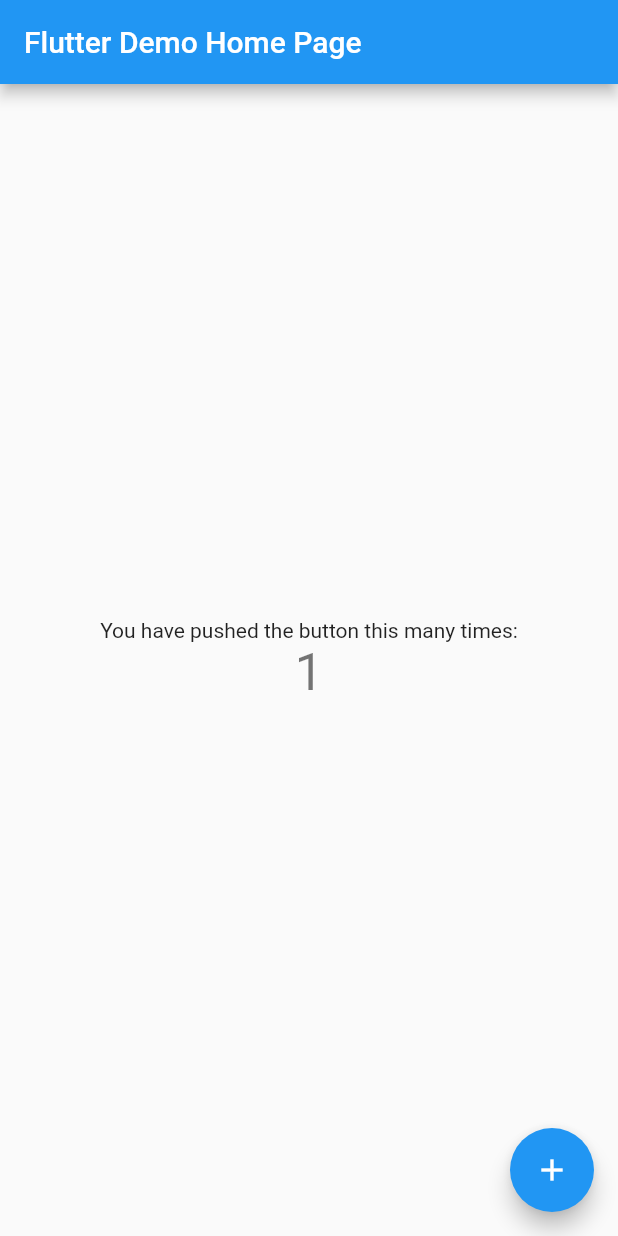
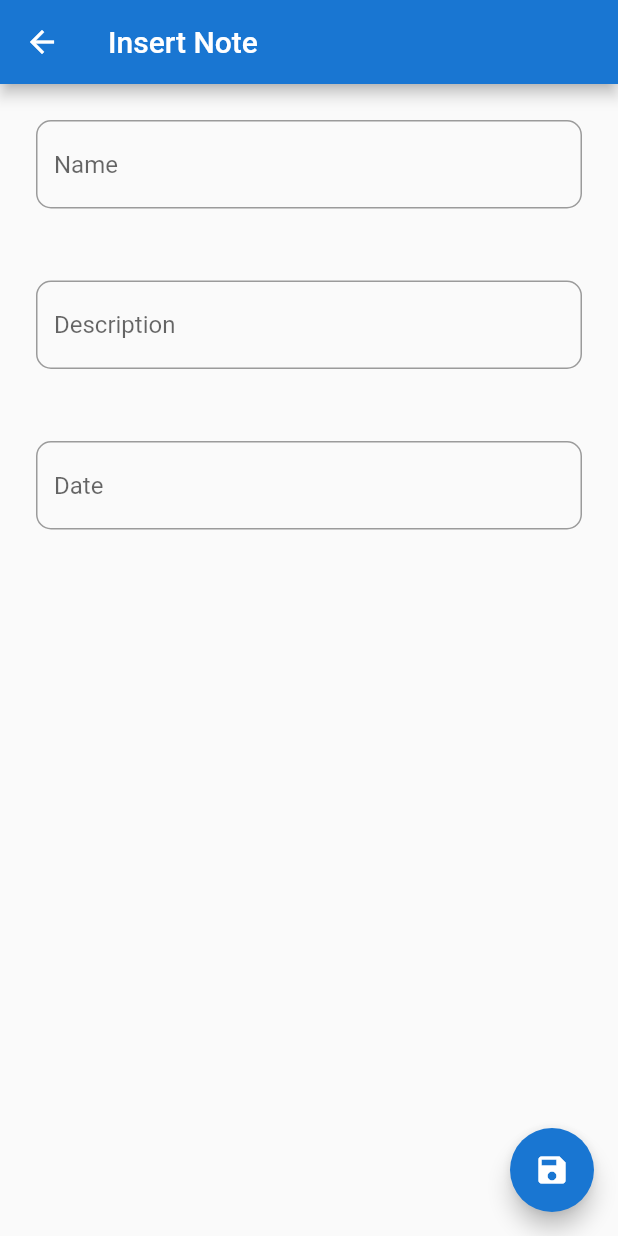
Before and after one commit to gmendozah/sqflite_crud, a Flutter app: the screen it shows after launch, after a tap on the "add" icon, on a phone screen of 412 x 824 dp. Run offline on Flutter 3.47's test engine with Material 2 defaults, Android fonts, the phone set to English and light mode, and no system bars; our stand-ins replace sqflite; accounts and stored records are empty.

Commit message:
feat: implement notes & note screens
- add list of notes screen
- add add-note screen
- add listener when modifying the reorderable list
- implement sql helper functions

```diff
--- a/lib/main.dart
+++ b/lib/main.dart
@@ -1,4 +1,5 @@
 import 'package:flutter/material.dart';
+import 'package:sqflite_crud/screens/notes.dart';
 
 void main() {
   runApp(MyApp());
@@ -11,103 +12,10 @@ class MyApp extends StatelessWidget {
     return MaterialApp(
       title: 'Flutter Demo',
       theme: ThemeData(
-        // This is the theme of your application.
-        //
-        // Try running your application with "flutter run". You'll see the
-        // application has a blue toolbar. Then, without quitting the app, try
-        // changing the primarySwatch below to Colors.green and then invoke
-        // "hot reload" (press "r" in the console where you ran "flutter run",
-        // or simply save your changes to "hot reload" in a Flutter IDE).
-        // Notice that the counter didn't reset back to zero; the application
-        // is not restarted.
         primarySwatch: Colors.blue,
+        visualDensity: VisualDensity.adaptivePlatformDensity,
       ),
-      home: MyHomePage(title: 'Flutter Demo Home Page'),
+      home: NotesScreen(),
     );
   }
 }
-
-class MyHomePage extends StatefulWidget {
-  MyHomePage({Key? key, required this.title}) : super(key: key);
-
-  // This widget is the home page of your application. It is stateful, meaning
-  // that it has a State object (defined below) that contains fields that affect
-  // how it looks.
-
-  // This class is the configuration for the state. It holds the values (in this
-  // case the title) provided by the parent (in this case the App widget) and
-  // used by the build method of the State. Fields in a Widget subclass are
-  // always marked "final".
-
-  final String title;
-
-  @override
-  _MyHomePageState createState() => _MyHomePageState();
-}
-
-class _MyHomePageState extends State<MyHomePage> {
-  int _counter = 0;
-
-  void _incrementCounter() {
-    setState(() {
-      // This call to setState tells the Flutter framework that something has
-      // changed in this State, which causes it to rerun the build method below
-      // so that the display can reflect the updated values. If we changed
-      // _counter without calling setState(), then the build method would not be
-      // called again, and so nothing would appear to happen.
-      _counter++;
-    });
-  }
-
-  @override
-  Widget build(BuildContext context) {
-    // This method is rerun every time setState is called, for instance as done
-    // by the _incrementCounter method above.
-    //
-    // The Flutter framework has been optimized to make rerunning build methods
-    // fast, so that you can just rebuild anything that needs updating rather
-    // than having to individually change instances of widgets.
-    return Scaffold(
-      appBar: AppBar(
-        // Here we take the value from the MyHomePage object that was created by
-        // the App.build method, and use it to set our appbar title.
-        title: Text(widget.title),
-      ),
-      body: Center(
-        // Center is a layout widget. It takes a single child and positions it
-        // in the middle of the parent.
-        child: Column(
-          // Column is also a layout widget. It takes a list of children and
-          // arranges them vertically. By default, it sizes itself to fit its
-          // children horizontally, and tries to be as tall as its parent.
-          //
-          // Invoke "debug painting" (press "p" in the console, choose the
-          // "Toggle Debug Paint" action from the Flutter Inspector in Android
-          // Studio, or the "Toggle Debug Paint" command in Visual Studio Code)
-          // to see the wireframe for each widget.
-          //
-          // Column has various properties to control how it sizes itself and
-          // how it positions its children. Here we use mainAxisAlignment to
-          // center the children vertically; the main axis here is the vertical
-          // axis because Columns are vertical (the cross axis would be
-          // horizontal).
-          mainAxisAlignment: MainAxisAlignment.center,
-          children: <Widget>[
-            Text(
-              'You have pushed the button this many times:',
-            ),
-            Text(
-              '$_counter',
-              style: Theme.of(context).textTheme.headline4,
-            ),
-          ],
-        ),
-      ),
-      floatingActionButton: FloatingActionButton(
-        onPressed: _incrementCounter,
-        tooltip: 'Increment',
-        child: Icon(Icons.add),
-      ), // This trailing comma makes auto-formatting nicer for build methods.
-    );
-  }
-}
--- a/lib/models/note.dart
+++ b/lib/models/note.dart
@@ -1,25 +1,19 @@
 class Note {
-  int id;
+  int? id;
   String name;
   String date;
   String notes;
   int position;
 
-  Note({
-    required this.id,
-    required this.name,
-    required this.date,
-    required this.notes,
-    required this.position,
-  });
+  Note(
+    this.name,
+    this.date,
+    this.notes,
+    this.position,
+  );
 
   factory Note.fromMap(Map<String, dynamic> map) {
-    return Note(
-        id: map['id'],
-        name: map['name'],
-        date: map['date'],
-        notes: map['notes'],
-        position: map['position']);
+    return Note(map['name'], map['date'], map['notes'], map['position']);
   }
 
   Map<String, dynamic> toMap() {
--- /dev/null
+++ b/lib/screens/note.dart
@@ -0,0 +1,97 @@
+import 'package:flutter/material.dart';
+import '../models/note.dart';
+import './notes.dart';
+import '../data/sql_helper.dart';
+
+class NoteScreen extends StatefulWidget {
+  final Note note;
+  final bool isNew;
+
+  NoteScreen(this.note, this.isNew);
+
+  @override
+  _NoteScreenState createState() => _NoteScreenState();
+}
+
+class _NoteScreenState extends State<NoteScreen> {
+  int settingColor = 0xff1976D2;
+  double fontSize = 16;
+  late SqlHelper helper;
+  final TextEditingController txtName = TextEditingController();
+  final TextEditingController txtNotes = TextEditingController();
+  final TextEditingController txtDate = TextEditingController();
+
+  @override
+  void initState() {
+    helper = SqlHelper();
+    if (!widget.isNew) {
+      txtName.text = widget.note.name;
+      txtNotes.text = widget.note.notes;
+      txtDate.text = widget.note.date;
+    }
+
+    super.initState();
+  }
+
+  @override
+  Widget build(BuildContext context) {
+    return Scaffold(
+      appBar: AppBar(
+        title: widget.isNew ? Text('Insert Note') : Text('Edit Note'),
+        backgroundColor: Color(settingColor),
+      ),
+      body: SingleChildScrollView(
+        child: Column(
+          children: [
+            NoteText('Name', txtName, fontSize),
+            NoteText('Description', txtNotes, fontSize),
+            NoteText('Date', txtDate, fontSize),
+          ],
+        ),
+      ),
+      floatingActionButton: FloatingActionButton(
+          child: Icon(Icons.save),
+          backgroundColor: Color(settingColor),
+          onPressed: () {
+            //save Note
+            widget.note.name = txtName.text;
+            widget.note.notes = txtNotes.text;
+            widget.note.date = txtDate.text;
+            widget.note.position = 0;
+            if (widget.isNew) {
+              helper.insertNote(widget.note);
+            } else {
+              helper.updateNote(widget.note);
+            }
+
+            Navigator.pushReplacement(context,
+                MaterialPageRoute(builder: (context) => NotesScreen()));
+          }),
+    );
+  }
+}
+
+class NoteText extends StatelessWidget {
+  final String description;
+  final TextEditingController controller;
+  final double textSize;
+
+  NoteText(this.description, this.controller, this.textSize);
+
+  @override
+  Widget build(BuildContext context) {
+    return Padding(
+      padding: const EdgeInsets.all(24.0),
+      child: TextField(
+        controller: controller,
+        style: TextStyle(
+          fontSize: textSize,
+        ),
+        decoration: InputDecoration(
+            border: OutlineInputBorder(
+                borderRadius: BorderRadius.all(Radius.circular(10))),
+            hintText: description),
+      ),
+    );
+  }
+}
--- /dev/null
+++ b/lib/screens/notes.dart
@@ -0,0 +1,96 @@
+import 'package:flutter/material.dart';
+import '../models/note.dart';
+import '../data/sql_helper.dart';
+import './note.dart';
+
+class NotesScreen extends StatefulWidget {
+  @override
+  _NotesScreenState createState() => _NotesScreenState();
+}
+
+class _NotesScreenState extends State<NotesScreen> {
+  int settingColor = 0xff1976d2;
+  double fontSize = 16;
+  late SqlHelper sqlHelper;
+
+  @override
+  void initState() {
+    super.initState();
+  }
+
+  @override
+  Widget build(BuildContext context) {
+    return Scaffold(
+      appBar: AppBar(
+        title: Text('Notes'),
+        backgroundColor: Color(settingColor),
+      ),
+      body: FutureBuilder(
+        future: getNotes(),
+        builder: (context, snapshot) {
+          List<Note>? notes = snapshot.data as List<Note>?;
+          if (notes == null) {
+            return Container();
+          } else {
+            return ReorderableListView(
+              onReorder: (oldIndex, newIndex) async {
+                final Note note = notes[oldIndex];
+                if (oldIndex > newIndex) {
+                  await sqlHelper.updatePositions(true, newIndex, oldIndex);
+                } else if (oldIndex < newIndex) {
+                  // bug fix:removing the item at oldIndex will shorten the list by 1.
+                  newIndex -= 1;
+                  await sqlHelper.updatePositions(false, oldIndex, newIndex);
+                }
+                note.position = newIndex;
+                await sqlHelper.updateNote(note);
+                setState(() {
+                  getNotes();
+                });
+              },
+              children: [
+                for (final note in notes)
+                  Dismissible(
+                      key: Key(note.id.toString()),
+                      onDismissed: (direction) {
+                        sqlHelper.deleteNote(note);
+                      },
+                      child: Card(
+                        key: ValueKey(note.position),
+                        child: ListTile(
+                          title: Text(note.name),
+                          subtitle: Text('Position: ' + note.position.toString()),
+                          onTap: () {
+                            Navigator.push(
+                                context,
+                                MaterialPageRoute(
+                                    builder: (context) =>
+                                        NoteScreen(note, false)));
+                          },
+                        ),
+                      ))
+              ],
+            );
+          }
+        },
+      ),
+      floatingActionButton: FloatingActionButton(
+          child: Icon(Icons.add),
+          backgroundColor: Color(settingColor),
+          onPressed: () {
+            Navigator.push(
+                context,
+                MaterialPageRoute(
+                    builder: (context) =>
+                        NoteScreen(Note('', '', '', 1), true)));
+          }),
+    );
+  }
+
+  Future<List<Note>> getNotes() async {
+    sqlHelper = SqlHelper();
+    List<Note> notes = await sqlHelper.getNotes();
+    return notes;
+    //return notes ?? List<Note>.from([]);
+  }
+}
```
Also changed, not shown: lib/data/sql_helper.dart (+25 -5 lines).
